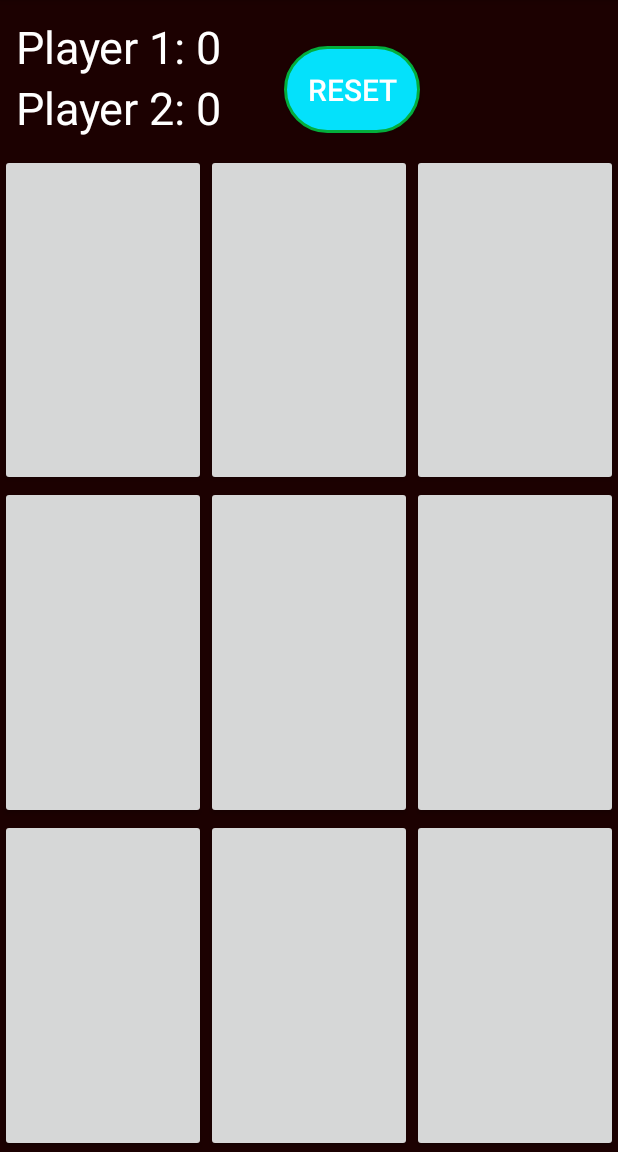
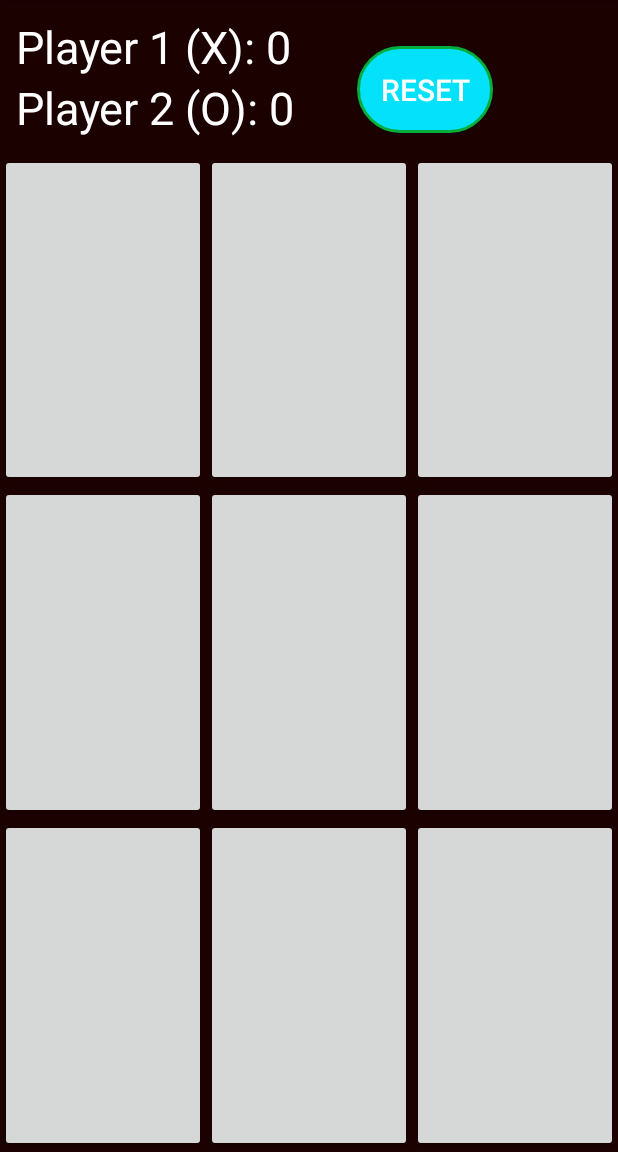
Before and after one commit to ArpanTrivedi/TicTacToe, an Android app: the screen it shows after launch (MainActivity), after a tap on "RESET", on a phone screen of 412 x 824 dp, the part 84-1236 px from its top. Run offline under Robolectric (Android 15) with nearby library versions, the phone set to English and light mode, and no system bars.

Commit message:
updated file

```diff
--- a/app/src/main/java/com/example/tictactoe/MainActivity.java
+++ b/app/src/main/java/com/example/tictactoe/MainActivity.java
@@ -94,7 +94,7 @@ public class MainActivity extends AppCompatActivity {
         Toast.makeText(MainActivity.this,
                 "Player Two Wins(O)", Toast.LENGTH_SHORT).show();
         playerTwoPoints++;
-        textViewPlayerTwo.setText("Player 2: " + playerTwoPoints);
+        textViewPlayerTwo.setText("Player 2 (O): " + playerTwoPoints);
         resetBoard();
     }
 
@@ -102,7 +102,7 @@ public class MainActivity extends AppCompatActivity {
         Toast.makeText(MainActivity.this,
                 "Player One Wins(X)", Toast.LENGTH_SHORT).show();
         playerOnePoints++;
-        textViewPlayerOne.setText("Player 1: " + playerOnePoints);
+        textViewPlayerOne.setText("Player 1 (X): " + playerOnePoints);
         resetBoard();
     }
 
@@ -121,8 +121,8 @@ public class MainActivity extends AppCompatActivity {
         playerOnePoints = 0;
         playerTwoPoints = 0;
 
-        textViewPlayerOne.setText("Player 1: " + playerOnePoints);
-        textViewPlayerTwo.setText("Player 2: " + playerTwoPoints);
+        textViewPlayerOne.setText("Player 1 (X): " + playerOnePoints);
+        textViewPlayerTwo.setText("Player 2 (O): " + playerTwoPoints);
         resetBoard();
     }
 
--- a/app/src/main/res/layout/activity_main.xml
+++ b/app/src/main/res/layout/activity_main.xml
@@ -25,7 +25,7 @@
                 android:id="@+id/textView1"
                 android:layout_width="wrap_content"
                 android:layout_height="wrap_content"
-                android:text="Player 1: 0"
+                android:text="Player 1 (X): 0"
                 android:textSize="30sp"
                 android:textColor="#ffffff"
                 />
@@ -33,7 +33,7 @@
                 android:id="@+id/textView2"
                 android:layout_width="wrap_content"
                 android:layout_height="wrap_content"
-                android:text="Player 2: 0"
+                android:text="Player 2 (O): 0"
                 android:textSize="30sp"
                 android:textColor="#ffffff"
                 />
```
